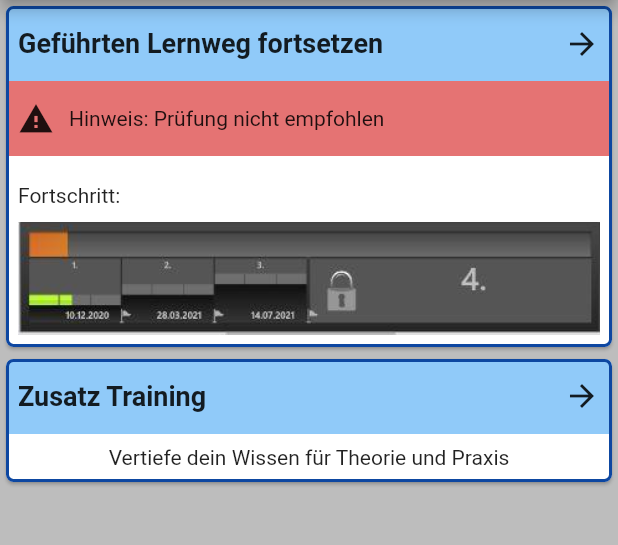
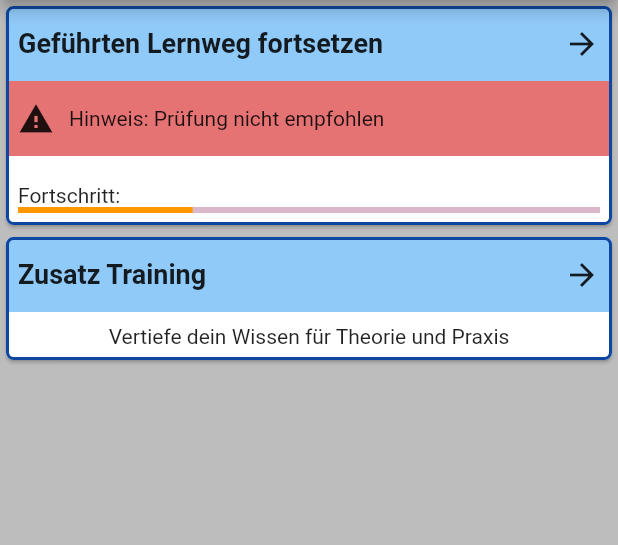
Before and after one commit to Scount/DrivePlan, a Flutter app: the HomePage screen opened by its route, on a phone screen of 412 x 824 dp, the part 84-629 px from its top. Run offline on Flutter 3.47's test engine with Material 2 defaults, Android fonts, the phone set to English and light mode, and no system bars; our stand-ins replace bloc, equatable, fl_chart, responsive_grid, table_calendar.

```diff
--- a/lib/pages/home_page.dart
+++ b/lib/pages/home_page.dart
@@ -38,19 +38,21 @@ class _HomePageState extends State<HomePage> {
             onSelected: (value) {
               switch (value) {
                 case Menu.materialien:
-                Navigator.pushNamed(context, AdditionalTrainingPage.routeName);
+                  Navigator.pushNamed(
+                      context, AdditionalTrainingPage.routeName);
                   break;
                 case Menu.einstellungen:
-                Navigator.pushNamed(context, SettingPage.routeName);
+                  Navigator.pushNamed(context, SettingPage.routeName);
                   break;
                 case Menu.impressum:
-                Navigator.pushNamed(context, Impressum.routeName);
+                  Navigator.pushNamed(context, Impressum.routeName);
                   break;
                 case Menu.hilfe:
-                Navigator.pushNamed(context, ZusatzTraining.routeName);
+                  Navigator.pushNamed(context, ZusatzTraining.routeName);
                   break;
                 case Menu.ausloggen:
-                  Navigator.popUntil(context, (route) => route.settings.name == LoginPage.routeName);
+                  Navigator.popUntil(context,
+                      (route) => route.settings.name == LoginPage.routeName);
                   break;
                 default:
               }
@@ -165,13 +167,11 @@ class _HomePageState extends State<HomePage> {
                       crossAxisAlignment: CrossAxisAlignment.start,
                       children: [
                         Text("Fortschritt: "),
-                        Container(
-                          height: 10,
+                        LinearProgressIndicator(
+                          value: .3,
+                          valueColor:
+                              AlwaysStoppedAnimation<Color>(Colors.orange),
                         ),
-                        Container(
-                            color: Colors.red,
-                            child: Image(
-                                image: AssetImage('assets/fortschritt.PNG')))
                       ],
                     ),
                   ),
@@ -228,9 +228,7 @@ class _HomePageState extends State<HomePage> {
   Widget drawer() {
     return Drawer(
       child: ListView(
-        children: [
-
-        ],
+        children: [],
       ),
     );
   }
```
